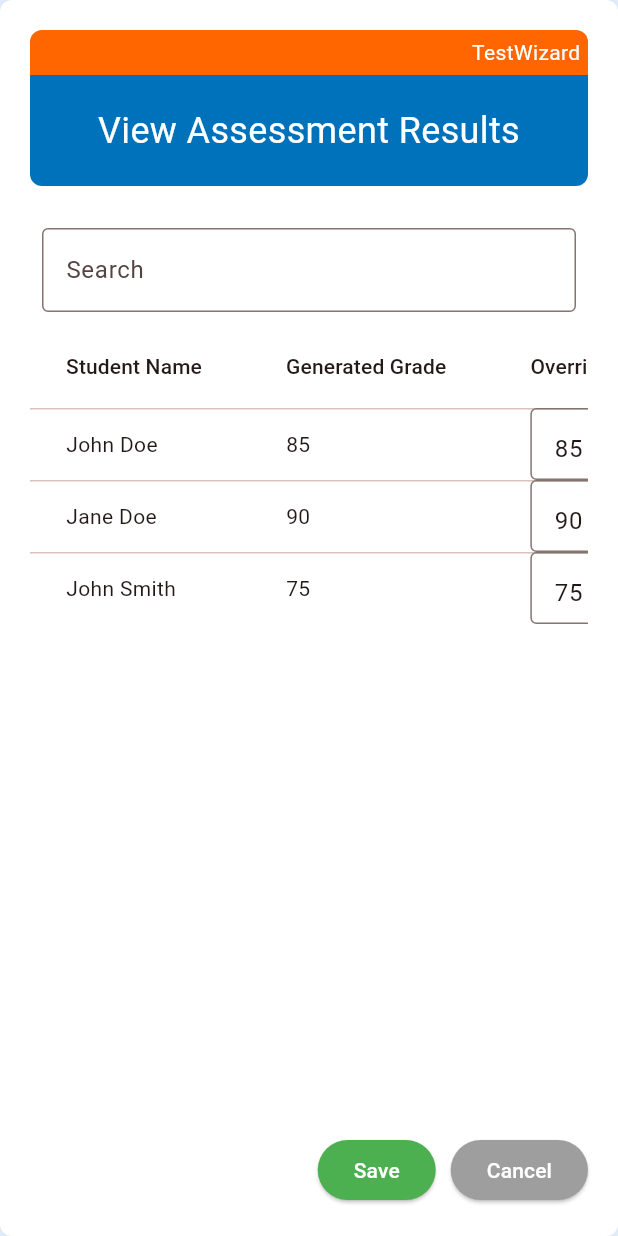
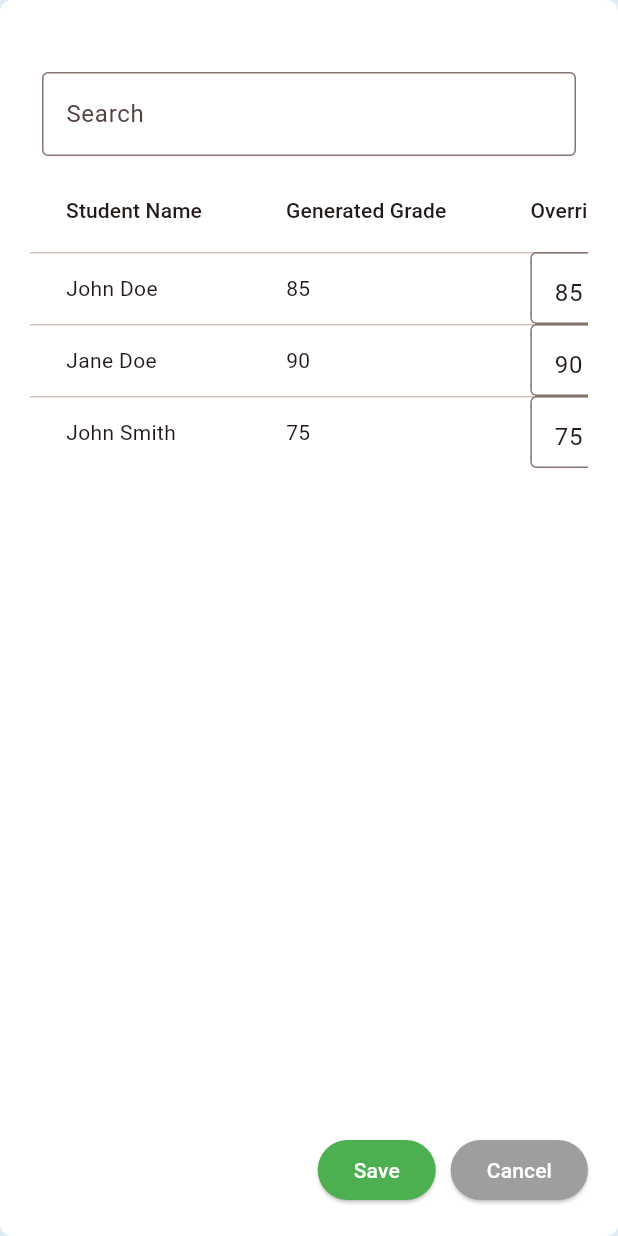
Before and after one commit to umgc/Summer2024, a Flutter app: the CreateViewAssessmentResultsForm screen opened directly, on a phone screen of 412 x 824 dp. Run offline on Flutter 3.47's test engine with Material 3 defaults, Android fonts, the phone set to English and light mode, and no system bars.

Commit message:
Removed the double bars and "View Assessment Results" text

```diff
--- a/Team-C/test_wizard/lib/widgets/view_assessment_results_form.dart
+++ b/Team-C/test_wizard/lib/widgets/view_assessment_results_form.dart
@@ -62,30 +62,30 @@ class BaseViewAssessmentResultsFormState extends State<CreateViewAssessmentResul
                 child: Column(
                   crossAxisAlignment: CrossAxisAlignment.stretch,
                   children: [
-                    Container(
-                      padding: const EdgeInsets.all(5),
-                      decoration: const BoxDecoration(
-                        color: Color(0xffff6600),
-                        borderRadius: BorderRadius.vertical(top: Radius.circular(8)),
-                      ),
-                      child: const Text(
-                        'TestWizard',
-                        style: TextStyle(color: Colors.white),
-                        textAlign: TextAlign.right,
-                      ),
-                    ),
-                    Container(
-                      padding: const EdgeInsets.all(20),
-                      decoration: const BoxDecoration(
-                        color: Color(0xff0072bb),
-                        borderRadius: BorderRadius.vertical(bottom: Radius.circular(8)),
-                      ),
-                      child: const Text(
-                        'View Assessment Results',
-                        style: TextStyle(color: Colors.white, fontSize: 24),
-                        textAlign: TextAlign.center,
-                      ),
-                    ),
+                    //Container(
+                     // padding: const EdgeInsets.all(5),
+                      //decoration: const BoxDecoration(
+                        //color: Color(0xffff6600),
+                       // borderRadius: BorderRadius.vertical(top: Radius.circular(8)),
+                      //),
+                      //child: const Text(
+                        //'TestWizard',
+                       // style: TextStyle(color: Colors.white),
+                       // textAlign: TextAlign.right,
+                     // ),
+                    //),
+                    //Container(
+                     // padding: const EdgeInsets.all(20),
+                     // decoration: const BoxDecoration(
+                       // color: Color(0xff0072bb),
+                      //  borderRadius: BorderRadius.vertical(bottom: Radius.circular(8)),
+                      //),
+                      //child: const Text(
+                       // 'View Assessment Results',
+                        //style: TextStyle(color: Colors.white, fontSize: 24),
+                       // textAlign: TextAlign.center,
+                     // ),
+                   // ),
                     const SizedBox(height: 20),
                     Padding(
                       padding: const EdgeInsets.all(8.0),
```
